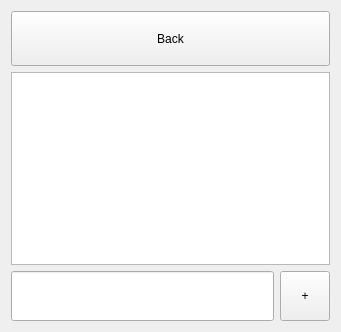
Before: the Qt Designer form dlgtodo.ui in ic005k/Knot-Legacy, drawn with Qt 5.
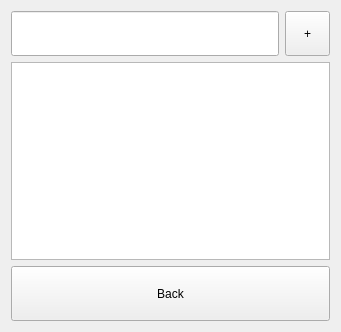
After: the same form once the commit is applied. Icons and pictures are not drawn.

The edit to the form file:
```diff
--- a/dlgtodo.ui
+++ b/dlgtodo.ui
@@ -15,16 +15,92 @@
   </property>
   <layout class="QGridLayout" name="gridLayout">
    <item row="1" column="0">
-    <widget class="QListWidget" name="listWidget"/>
+    <widget class="QListWidget" name="listWidget">
+     <property name="styleSheet">
+      <string notr="true">QListWidget::indicator{
+		width:25;
+		height:25;
+		right: 5px;
+}
+
+QListView {
+    outline: none;
+}
+
+#listWidget::item {
+    background-color: #ffffff;
+    color: #000000;
+    border: transparent;
+    border-bottom: 1px solid #dbdbdb;
+    padding: 8px;
+}
+
+#listWidget::item:hover {
+    background-color: #f5f5f5;
+}
+
+#listWidget::item:selected {
+    border-left: 5px solid #777777;
+	
+}
+
+/*下面是另一个控件的暗黑风格*/
+#listWidget2::item {
+    background-color: #393d49;
+    color: #ffffff;
+    border: transparent;
+    padding: 8px;
+}
+
+#listWidget2::item:hover {
+    background-color: #4e5465;
+}
+
+#listWidget2::item:selected {
+    border-left: 5px solid #009688;
+	
+}
+
+</string>
+     </property>
+     <property name="autoScroll">
+      <bool>false</bool>
+     </property>
+     <property name="alternatingRowColors">
+      <bool>true</bool>
+     </property>
+     <property name="spacing">
+      <number>2</number>
+     </property>
+    </widget>
    </item>
    <item row="2" column="0">
+    <widget class="QToolButton" name="btnBack">
+     <property name="sizePolicy">
+      <sizepolicy hsizetype="Preferred" vsizetype="Fixed">
+       <horstretch>0</horstretch>
+       <verstretch>0</verstretch>
+      </sizepolicy>
+     </property>
+     <property name="minimumSize">
+      <size>
+       <width>0</width>
+       <height>55</height>
+      </size>
+     </property>
+     <property name="text">
+      <string>Back</string>
+     </property>
+    </widget>
+   </item>
+   <item row="0" column="0">
     <layout class="QHBoxLayout" name="horizontalLayout">
      <item>
       <widget class="QLineEdit" name="lineEdit">
        <property name="minimumSize">
         <size>
          <width>0</width>
-         <height>50</height>
+         <height>45</height>
         </size>
        </property>
       </widget>
@@ -33,8 +109,8 @@
       <widget class="QToolButton" name="btnAdd">
        <property name="minimumSize">
         <size>
-         <width>50</width>
-         <height>50</height>
+         <width>45</width>
+         <height>45</height>
         </size>
        </property>
        <property name="text">
@@ -54,25 +130,6 @@
      </item>
     </layout>
    </item>
-   <item row="0" column="0">
-    <widget class="QToolButton" name="btnBack">
-     <property name="sizePolicy">
-      <sizepolicy hsizetype="Preferred" vsizetype="Fixed">
-       <horstretch>0</horstretch>
-       <verstretch>0</verstretch>
-      </sizepolicy>
-     </property>
-     <property name="minimumSize">
-      <size>
-       <width>0</width>
-       <height>55</height>
-      </size>
-     </property>
-     <property name="text">
-      <string>Back</string>
-     </property>
-    </widget>
-   </item>
   </layout>
  </widget>
  <resources>
```
